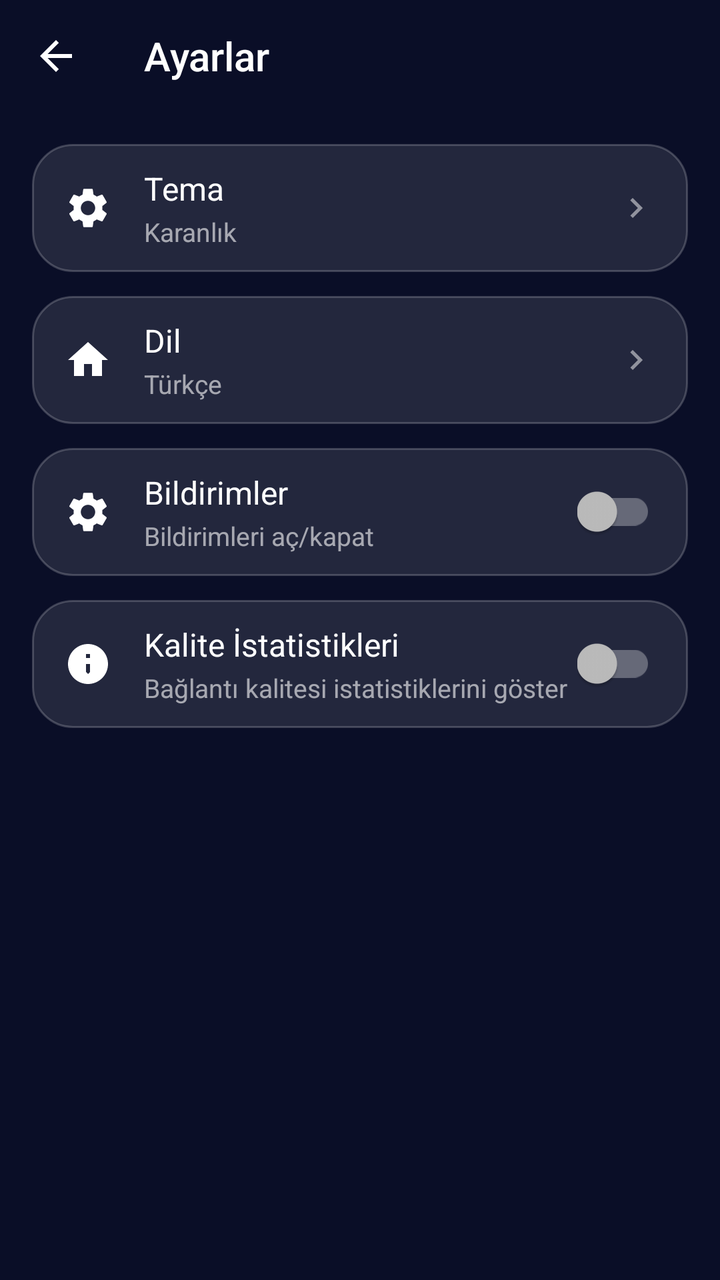
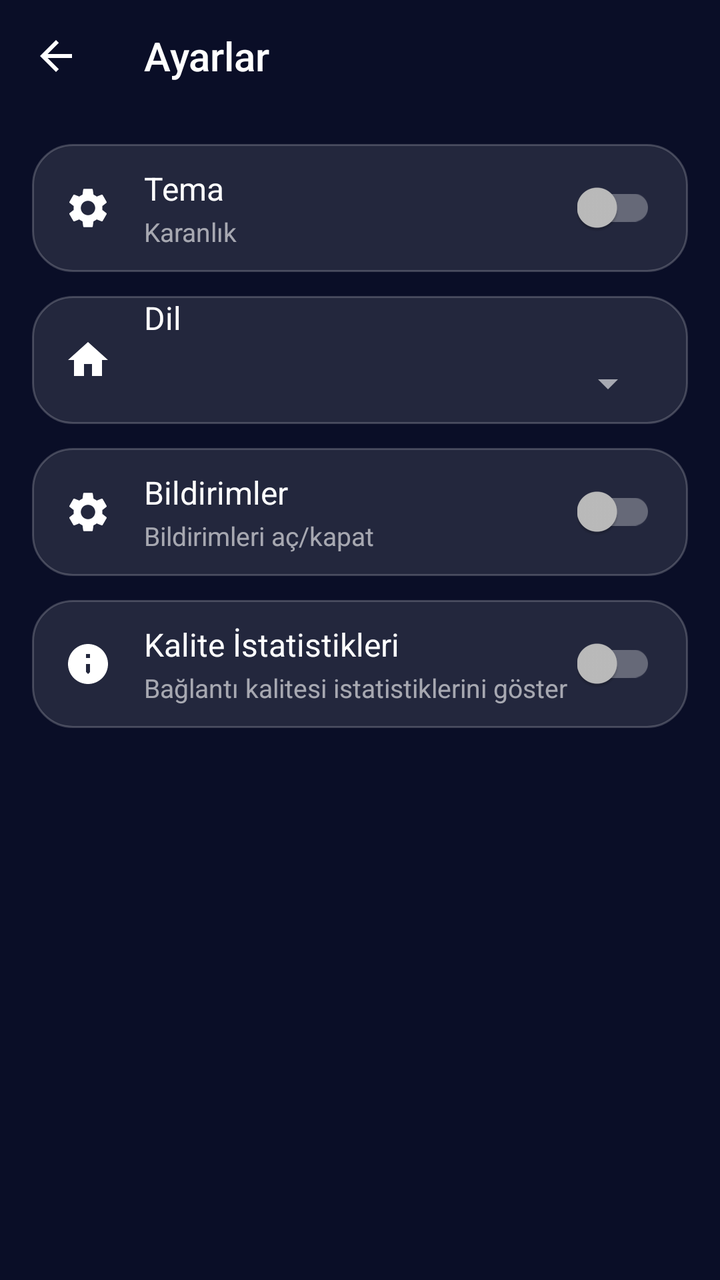

The first picture is an Android layout as it rendered before a commit; the second is the same layout after the commit. The layout source and the unified diff follow.
<!-- AndroidManifest.xml: activity theme Theme.ScreenShare -->
<!-- res/layout/activity_settings.xml -->
<?xml version="1.0" encoding="utf-8"?>
<LinearLayout xmlns:android="http://schemas.android.com/apk/res/android"
    xmlns:app="http://schemas.android.com/apk/res-auto"
    android:layout_width="match_parent"
    android:layout_height="match_parent"
    android:orientation="vertical"
    android:background="@color/bg_dark">

    
    <com.google.android.material.appbar.MaterialToolbar
        android:id="@+id/toolbar"
        android:layout_width="match_parent"
        android:layout_height="?attr/actionBarSize"
        android:background="@android:color/transparent"
        app:title="@string/settings_title"
        app:titleTextColor="@android:color/white"
        app:navigationIcon="@drawable/ic_back"
        app:navigationIconTint="@android:color/white" />

    <ScrollView
        android:layout_width="match_parent"
        android:layout_height="match_parent"
        android:fillViewport="true"
        android:overScrollMode="never">

        <LinearLayout
            android:layout_width="match_parent"
            android:layout_height="wrap_content"
            android:orientation="vertical"
            android:padding="16dp">

            
            <LinearLayout
                android:id="@+id/btnTheme"
                android:layout_width="match_parent"
                android:layout_height="64dp"
                android:background="@drawable/bg_glass_card"
                android:orientation="horizontal"
                android:gravity="center_vertical"
                android:paddingHorizontal="16dp"
                android:clickable="true"
                android:focusable="true"
                android:layout_marginBottom="12dp">

                <ImageView
                    android:layout_width="24dp"
                    android:layout_height="24dp"
                    android:src="@drawable/ic_settings"
                    android:layout_marginEnd="16dp" />

                <LinearLayout
                    android:layout_width="0dp"
                    android:layout_height="wrap_content"
                    android:layout_weight="1"
                    android:orientation="vertical">

                    <TextView
                        android:layout_width="wrap_content"
                        android:layout_height="wrap_content"
                        android:text="@string/settings_theme"
                        android:textColor="@android:color/white"
                        android:textSize="16sp" />

                    <TextView
                        android:id="@+id/tvThemeValue"
                        android:layout_width="wrap_content"
                        android:layout_height="wrap_content"
                        android:text="@string/settings_theme_dark"
                        android:textColor="#99FFFFFF"
                        android:textSize="13sp"
                        android:layout_marginTop="2dp" />
                </LinearLayout>

                <ImageView
                    android:layout_width="20dp"
                    android:layout_height="20dp"
                    android:src="@drawable/ic_arrow_right"
                    android:alpha="0.5" />
            </LinearLayout>

            
            <LinearLayout
                android:id="@+id/btnLanguage"
                android:layout_width="match_parent"
                android:layout_height="64dp"
                android:background="@drawable/bg_glass_card"
                android:orientation="horizontal"
                android:gravity="center_vertical"
                android:paddingHorizontal="16dp"
                android:clickable="true"
                android:focusable="true"
                android:layout_marginBottom="12dp">

                <ImageView
                    android:layout_width="24dp"
                    android:layout_height="24dp"
                    android:src="@drawable/ic_home"
                    android:layout_marginEnd="16dp" />

                <LinearLayout
                    android:layout_width="0dp"
                    android:layout_height="wrap_content"
                    android:layout_weight="1"
                    android:orientation="vertical">

                    <TextView
                        android:layout_width="wrap_content"
                        android:layout_height="wrap_content"
                        android:text="@string/settings_language"
                        android:textColor="@android:color/white"
                        android:textSize="16sp" />

                    <TextView
                        android:id="@+id/tvLanguageValue"
                        android:layout_width="wrap_content"
                        android:layout_height="wrap_content"
                        android:text="Türkçe"
                        android:textColor="#99FFFFFF"
                        android:textSize="13sp"
                        android:layout_marginTop="2dp" />
                </LinearLayout>

                <ImageView
                    android:layout_width="20dp"
                    android:layout_height="20dp"
                    android:src="@drawable/ic_arrow_right"
                    android:alpha="0.5" />
            </LinearLayout>

            
            <LinearLayout
                android:layout_width="match_parent"
                android:layout_height="64dp"
                android:background="@drawable/bg_glass_card"
                android:orientation="horizontal"
                android:gravity="center_vertical"
                android:paddingHorizontal="16dp"
                android:layout_marginBottom="12dp">

                <ImageView
                    android:layout_width="24dp"
                    android:layout_height="24dp"
                    android:src="@drawable/ic_settings"
                    android:layout_marginEnd="16dp" />

                <LinearLayout
                    android:layout_width="0dp"
                    android:layout_height="wrap_content"
                    android:layout_weight="1"
                    android:orientation="vertical">

                    <TextView
                        android:layout_width="wrap_content"
                        android:layout_height="wrap_content"
                        android:text="@string/settings_notifications"
                        android:textColor="@android:color/white"
                        android:textSize="16sp" />

                    <TextView
                        android:layout_width="wrap_content"
                        android:layout_height="wrap_content"
                        android:text="@string/settings_notifications_desc"
                        android:textColor="#99FFFFFF"
                        android:textSize="13sp"
                        android:layout_marginTop="2dp" />
                </LinearLayout>

                <com.google.android.material.switchmaterial.SwitchMaterial
                    android:id="@+id/switchNotifications"
                    android:layout_width="wrap_content"
                    android:layout_height="wrap_content"
                    android:thumbTint="@color/accent"
                    android:trackTint="@color/bg_input" />
            </LinearLayout>

            
            <LinearLayout
                android:layout_width="match_parent"
                android:layout_height="64dp"
                android:background="@drawable/bg_glass_card"
                android:orientation="horizontal"
                android:gravity="center_vertical"
                android:paddingHorizontal="16dp">

                <ImageView
                    android:layout_width="24dp"
                    android:layout_height="24dp"
                    android:src="@drawable/ic_signal"
                    android:layout_marginEnd="16dp" />

                <LinearLayout
                    android:layout_width="0dp"
                    android:layout_height="wrap_content"
                    android:layout_weight="1"
                    android:orientation="vertical">

                    <TextView
                        android:layout_width="wrap_content"
                        android:layout_height="wrap_content"
                        android:text="@string/settings_quality_stats"
                        android:textColor="@android:color/white"
                        android:textSize="16sp" />

                    <TextView
                        android:layout_width="wrap_content"
                        android:layout_height="wrap_content"
                        android:text="@string/settings_quality_stats_desc"
                        android:textColor="#99FFFFFF"
                        android:textSize="13sp"
                        android:layout_marginTop="2dp" />
                </LinearLayout>

                <com.google.android.material.switchmaterial.SwitchMaterial
                    android:id="@+id/switchQualityStats"
                    android:layout_width="wrap_content"
                    android:layout_height="wrap_content"
                    android:thumbTint="@color/accent"
                    android:trackTint="@color/bg_input" />
            </LinearLayout>

        </LinearLayout>
    </ScrollView>
</LinearLayout>
<!-- resources referenced by this layout -->
<resources>
  <color name="accent">@color/dark_accent</color>
  <color name="bg_dark">@color/dark_bg</color>
  <color name="bg_input">@color/dark_bg_input</color>
  <!-- drawable bg_glass_card (drawable) -->
  <?xml version="1.0" encoding="utf-8"?>
  <shape xmlns:android="http://schemas.android.com/apk/res/android"
      android:shape="rectangle">
      <solid android:color="#1AFFFFFF" />
      <corners android:radius="20dp" />
      <stroke
          android:width="1dp"
          android:color="#33FFFFFF" />
  </shape>
  <!-- drawable ic_arrow_right (drawable) -->
  <?xml version="1.0" encoding="utf-8"?>
  <vector xmlns:android="http://schemas.android.com/apk/res/android"
      android:width="24dp"
      android:height="24dp"
      android:viewportWidth="24"
      android:viewportHeight="24">
      <path
          android:fillColor="#FFFFFFFF"
          android:pathData="M8.59,16.59L13.17,12 8.59,7.41 10,6l6,6 -6,6z" />
  </vector>
  <!-- drawable ic_back (drawable) -->
  <?xml version="1.0" encoding="utf-8"?>
  <vector xmlns:android="http://schemas.android.com/apk/res/android"
      android:width="24dp"
      android:height="24dp"
      android:viewportWidth="24"
      android:viewportHeight="24">
      <path
          android:fillColor="#FFFFFFFF"
          android:pathData="M20,11H7.83l5.59,-5.59L12,4l-8,8 8,8 1.41,-1.41L7.83,13H20v-2z" />
  </vector>
  <!-- drawable ic_home (drawable) -->
  <?xml version="1.0" encoding="utf-8"?>
  <vector xmlns:android="http://schemas.android.com/apk/res/android"
      android:width="24dp"
      android:height="24dp"
      android:viewportWidth="24"
      android:viewportHeight="24">
      <path
          android:fillColor="#FFFFFFFF"
          android:pathData="M10,20v-6h4v6h5v-8h3L12,3 2,12h3v8z" />
  </vector>
  <!-- drawable ic_signal (drawable) -->
  <?xml version="1.0" encoding="utf-8"?>
  <vector xmlns:android="http://schemas.android.com/apk/res/android"
      android:width="24dp"
      android:height="24dp"
      android:viewportWidth="24"
      android:viewportHeight="24">
      <path
          android:fillColor="#FFFFFF"
          android:pathData="M12,2C6.48,2 2,6.48 2,12s4.48,10 10,10 10,-4.48 10,-10S17.52,2 12,2zM12,17l-1,-1v-4h2v4l-1,1zM13,9h-2V7h2v2z" />
  </vector>
  <string name="settings_language">Dil</string>
  <string name="settings_notifications">Bildirimler</string>
  <string name="settings_notifications_desc">Bildirimleri aç/kapat</string>
  <string name="settings_quality_stats">Kalite İstatistikleri</string>
  <string name="settings_quality_stats_desc">Bağlantı kalitesi istatistiklerini göster</string>
  <string name="settings_theme">Tema</string>
  <string name="settings_theme_dark">Karanlık</string>
  <string name="settings_title">Ayarlar</string>
  <style name="Theme.ScreenShare" parent="Theme.AppCompat.NoActionBar">
          
          <item name="android:windowBackground">@color/dark_bg</item>
          <item name="android:statusBarColor">@color/dark_bg</item>
          <item name="android:navigationBarColor">@color/dark_bg</item>
  
          
          <item name="colorPrimary">@color/dark_accent</item>
          <item name="colorPrimaryDark">@color/dark_bg</item>
          <item name="colorAccent">@color/dark_accent</item>
  
          
          <item name="android:textColorPrimary">@color/dark_text_primary</item>
          <item name="android:textColorSecondary">@color/dark_text_secondary</item>
          <item name="android:textColorHint">@color/dark_text_hint</item>
  
          
          <item name="android:editTextColor">@color/dark_text_primary</item>
          <item name="android:windowLightStatusBar">false</item>
          <item name="android:windowLightNavigationBar">false</item>
      </style>
  <color name="dark_accent">#FF00B4FF</color>
  <color name="dark_bg">#FF0A0E27</color>
  <color name="dark_bg_input">#FF1A1F3D</color>
  <color name="dark_text_primary">#FFFFFFFF</color>
  <color name="dark_text_secondary">#99FFFFFF</color>
  <color name="dark_text_hint">#66FFFFFF</color>
  <!-- unchanged entries left out for length: 1 -->
</resources>

<!-- the commit's change to res/layout/activity_settings.xml (unified diff, before → after) -->
@@ -4,7 +4,7 @@
     android:layout_width="match_parent"
     android:layout_height="match_parent"
     android:orientation="vertical"
-    android:background="@color/bg_dark">
+    android:background="?android:windowBackground">
 
     
     <com.google.android.material.appbar.MaterialToolbar
@@ -13,9 +13,9 @@
         android:layout_height="?attr/actionBarSize"
         android:background="@android:color/transparent"
         app:title="@string/settings_title"
-        app:titleTextColor="@android:color/white"
+        app:titleTextColor="?android:textColorPrimary"
         app:navigationIcon="@drawable/ic_back"
-        app:navigationIconTint="@android:color/white" />
+        app:navigationIconTint="?android:textColorPrimary" />
 
     <ScrollView
         android:layout_width="match_parent"
@@ -31,104 +31,6 @@
 
             
             <LinearLayout
-                android:id="@+id/btnTheme"
-                android:layout_width="match_parent"
-                android:layout_height="64dp"
-                android:background="@drawable/bg_glass_card"
-                android:orientation="horizontal"
-                android:gravity="center_vertical"
-                android:paddingHorizontal="16dp"
-                android:clickable="true"
-                android:focusable="true"
-                android:layout_marginBottom="12dp">
-
-                <ImageView
-                    android:layout_width="24dp"
-                    android:layout_height="24dp"
-                    android:src="@drawable/ic_settings"
-                    android:layout_marginEnd="16dp" />
-
-                <LinearLayout
-                    android:layout_width="0dp"
-                    android:layout_height="wrap_content"
-                    android:layout_weight="1"
-                    android:orientation="vertical">
-
-                    <TextView
-                        android:layout_width="wrap_content"
-                        android:layout_height="wrap_content"
-                        android:text="@string/settings_theme"
-                        android:textColor="@android:color/white"
-                        android:textSize="16sp" />
-
-                    <TextView
-                        android:id="@+id/tvThemeValue"
-                        android:layout_width="wrap_content"
-                        android:layout_height="wrap_content"
-                        android:text="@string/settings_theme_dark"
-                        android:textColor="#99FFFFFF"
-                        android:textSize="13sp"
-                        android:layout_marginTop="2dp" />
-                </LinearLayout>
-
-                <ImageView
-                    android:layout_width="20dp"
-                    android:layout_height="20dp"
-                    android:src="@drawable/ic_arrow_right"
-                    android:alpha="0.5" />
-            </LinearLayout>
-
-            
-            <LinearLayout
-                android:id="@+id/btnLanguage"
-                android:layout_width="match_parent"
-                android:layout_height="64dp"
-                android:background="@drawable/bg_glass_card"
-                android:orientation="horizontal"
-                android:gravity="center_vertical"
-                android:paddingHorizontal="16dp"
-                android:clickable="true"
-                android:focusable="true"
-                android:layout_marginBottom="12dp">
-
-                <ImageView
-                    android:layout_width="24dp"
-                    android:layout_height="24dp"
-                    android:src="@drawable/ic_home"
-                    android:layout_marginEnd="16dp" />
-
-                <LinearLayout
-                    android:layout_width="0dp"
-                    android:layout_height="wrap_content"
-                    android:layout_weight="1"
-                    android:orientation="vertical">
-
-                    <TextView
-                        android:layout_width="wrap_content"
-                        android:layout_height="wrap_content"
-                        android:text="@string/settings_language"
-                        android:textColor="@android:color/white"
-                        android:textSize="16sp" />
-
-                    <TextView
-                        android:id="@+id/tvLanguageValue"
-                        android:layout_width="wrap_content"
-                        android:layout_height="wrap_content"
-                        android:text="Türkçe"
-                        android:textColor="#99FFFFFF"
-                        android:textSize="13sp"
-                        android:layout_marginTop="2dp" />
-                </LinearLayout>
-
-                <ImageView
-                    android:layout_width="20dp"
-                    android:layout_height="20dp"
-                    android:src="@drawable/ic_arrow_right"
-                    android:alpha="0.5" />
-            </LinearLayout>
-
-            
-            <LinearLayout
                 android:layout_width="match_parent"
                 android:layout_height="64dp"
                 android:background="@drawable/bg_glass_card"
@@ -152,15 +54,99 @@
                     <TextView
                         android:layout_width="wrap_content"
                         android:layout_height="wrap_content"
+                        android:text="@string/settings_theme"
+                        android:textColor="?android:textColorPrimary"
+                        android:textSize="16sp" />
+
+                    <TextView
+                        android:id="@+id/tvThemeValue"
+                        android:layout_width="wrap_content"
+                        android:layout_height="wrap_content"
+                        android:text="@string/settings_theme_dark"
+                        android:textColor="?android:textColorSecondary"
+                        android:textSize="13sp"
+                        android:layout_marginTop="2dp" />
+                </LinearLayout>
+
+                <com.google.android.material.switchmaterial.SwitchMaterial
+                    android:id="@+id/themeSwitch"
+                    android:layout_width="wrap_content"
+                    android:layout_height="wrap_content"
+                    android:thumbTint="@color/accent"
+                    android:trackTint="@color/bg_input" />
+            </LinearLayout>
+
+            
+            <LinearLayout
+                android:layout_width="match_parent"
+                android:layout_height="64dp"
+                android:background="@drawable/bg_glass_card"
+                android:orientation="horizontal"
+                android:gravity="center_vertical"
+                android:paddingHorizontal="16dp"
+                android:layout_marginBottom="12dp">
+
+                <ImageView
+                    android:layout_width="24dp"
+                    android:layout_height="24dp"
+                    android:src="@drawable/ic_home"
+                    android:layout_marginEnd="16dp" />
+
+                <LinearLayout
+                    android:layout_width="0dp"
+                    android:layout_height="wrap_content"
+                    android:layout_weight="1"
+                    android:orientation="vertical">
+
+                    <TextView
+                        android:layout_width="wrap_content"
+                        android:layout_height="wrap_content"
+                        android:text="@string/settings_language"
+                        android:textColor="?android:textColorPrimary"
+                        android:textSize="16sp" />
+
+                    <Spinner
+                        android:id="@+id/languageSpinner"
+                        android:layout_width="match_parent"
+                        android:layout_height="40dp"
+                        android:layout_marginTop="2dp" />
+                </LinearLayout>
+            </LinearLayout>
+
+            
+            <LinearLayout
+                android:layout_width="match_parent"
+                android:layout_height="64dp"
+                android:background="@drawable/bg_glass_card"
+                android:orientation="horizontal"
+                android:gravity="center_vertical"
+                android:paddingHorizontal="16dp"
+                android:layout_marginBottom="12dp">
+
+                <ImageView
+                    android:layout_width="24dp"
+                    android:layout_height="24dp"
+                    android:src="@drawable/ic_settings"
+                    android:layout_marginEnd="16dp" />
+
+                <LinearLayout
+                    android:layout_width="0dp"
+                    android:layout_height="wrap_content"
+                    android:layout_weight="1"
+                    android:orientation="vertical">
+
+                    <TextView
+                        android:layout_width="wrap_content"
+                        android:layout_height="wrap_content"
                         android:text="@string/settings_notifications"
-                        android:textColor="@android:color/white"
+                        android:textColor="?android:textColorPrimary"
                         android:textSize="16sp" />
 
                     <TextView
                         android:layout_width="wrap_content"
                         android:layout_height="wrap_content"
                         android:text="@string/settings_notifications_desc"
-                        android:textColor="#99FFFFFF"
+                        android:textColor="?android:textColorSecondary"
                         android:textSize="13sp"
                         android:layout_marginTop="2dp" />
                 </LinearLayout>
@@ -198,14 +184,14 @@
                         android:layout_width="wrap_content"
                         android:layout_height="wrap_content"
                         android:text="@string/settings_quality_stats"
-                        android:textColor="@android:color/white"
+                        android:textColor="?android:textColorPrimary"
                         android:textSize="16sp" />
 
                     <TextView
                         android:layout_width="wrap_content"
                         android:layout_height="wrap_content"
                         android:text="@string/settings_quality_stats_desc"
-                        android:textColor="#99FFFFFF"
+                        android:textColor="?android:textColorSecondary"
                         android:textSize="13sp"
                         android:layout_marginTop="2dp" />
                 </LinearLayout>
<!-- resource entries referenced after the edit -->
@@ -1,7 +1,6 @@
 <!-- resources referenced by this layout -->
 <resources>
   <color name="accent">@color/dark_accent</color>
-  <color name="bg_dark">@color/dark_bg</color>
   <color name="bg_input">@color/dark_bg_input</color>
   <!-- drawable bg_glass_card (drawable) -->
   <?xml version="1.0" encoding="utf-8"?>
@@ -13,17 +12,6 @@
           android:width="1dp"
           android:color="#33FFFFFF" />
   </shape>
-  <!-- drawable ic_arrow_right (drawable) -->
-  <?xml version="1.0" encoding="utf-8"?>
-  <vector xmlns:android="http://schemas.android.com/apk/res/android"
-      android:width="24dp"
-      android:height="24dp"
-      android:viewportWidth="24"
-      android:viewportHeight="24">
-      <path
-          android:fillColor="#FFFFFFFF"
-          android:pathData="M8.59,16.59L13.17,12 8.59,7.41 10,6l6,6 -6,6z" />
-  </vector>
   <!-- drawable ic_back (drawable) -->
   <?xml version="1.0" encoding="utf-8"?>
   <vector xmlns:android="http://schemas.android.com/apk/res/android"
